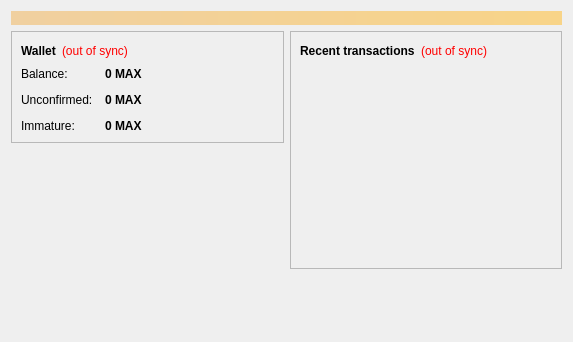
Qt form src/qt/forms/overviewpage.ui (Max-Coin/maxcoin-dev-staging) before a commit.
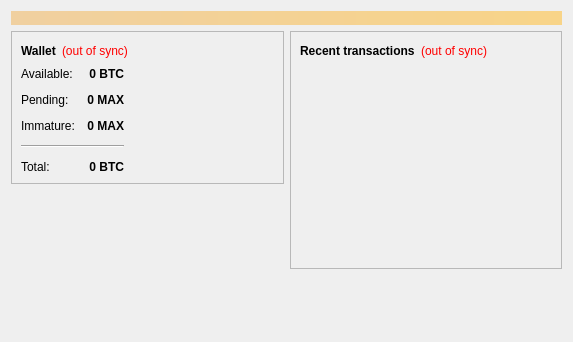
The same form after that commit.

Patch:
```diff
--- a/src/qt/forms/overviewpage.ui
+++ b/src/qt/forms/overviewpage.ui
@@ -90,6 +90,8 @@
            </layout>
           </item>
           <item>
+          <layout class="QHBoxLayout" name="horizontalLayout_3">
+           <item>
            <layout class="QFormLayout" name="formLayout_2">
             <property name="fieldGrowthPolicy">
              <enum>QFormLayout::AllNonFixedFieldsGrow</enum>
@@ -103,7 +105,7 @@
             <item row="0" column="0">
              <widget class="QLabel" name="label">
               <property name="text">
-               <string>Balance:</string>
+               <string>Available:</string>
               </property>
              </widget>
             </item>
@@ -122,7 +124,10 @@
                <string>Your current balance</string>
               </property>
               <property name="text">
-               <string notr="true">0 MAX</string>
+               <string notr="true">0 BTC</string>
+              </property>
+              <property name="alignment">
+               <set>Qt::AlignRight|Qt::AlignTrailing|Qt::AlignVCenter</set>
               </property>
               <property name="textInteractionFlags">
                <set>Qt::LinksAccessibleByMouse|Qt::TextSelectableByKeyboard|Qt::TextSelectableByMouse</set>
@@ -132,7 +137,7 @@
             <item row="1" column="0">
              <widget class="QLabel" name="label_3">
               <property name="text">
-               <string>Unconfirmed:</string>
+               <string>Pending:</string>
               </property>
              </widget>
             </item>
@@ -153,6 +158,9 @@
               <property name="text">
                <string notr="true">0 MAX</string>
               </property>
+              <property name="alignment">
+               <set>Qt::AlignRight|Qt::AlignTrailing|Qt::AlignVCenter</set>
+              </property>
               <property name="textInteractionFlags">
                <set>Qt::LinksAccessibleByMouse|Qt::TextSelectableByKeyboard|Qt::TextSelectableByMouse</set>
               </property>
@@ -179,10 +187,67 @@
               <property name="text">
                <string notr="true">0 MAX</string>
               </property>
+              <property name="alignment">
+               <set>Qt::AlignRight|Qt::AlignTrailing|Qt::AlignVCenter</set>
+              </property>
               <property name="textInteractionFlags">
                <set>Qt::LinksAccessibleByMouse|Qt::TextSelectableByKeyboard|Qt::TextSelectableByMouse</set>
               </property>
              </widget>
+            </item>
+            <item row="4" column="0">
+             <widget class="QLabel" name="labelTotalText">
+              <property name="text">
+               <string>Total:</string>
+              </property>
+             </widget>
+            </item>
+            <item row="4" column="1">
+             <widget class="QLabel" name="labelTotal">
+              <property name="font">
+               <font>
+                <weight>75</weight>
+                <bold>true</bold>
+               </font>
+              </property>
+              <property name="cursor">
+               <cursorShape>IBeamCursor</cursorShape>
+              </property>
+              <property name="toolTip">
+               <string>Your current total balance</string>
+              </property>
+              <property name="text">
+               <string notr="true">0 BTC</string>
+              </property>
+              <property name="alignment">
+               <set>Qt::AlignRight|Qt::AlignTrailing|Qt::AlignVCenter</set>
+              </property>
+              <property name="textInteractionFlags">
+               <set>Qt::LinksAccessibleByMouse|Qt::TextSelectableByKeyboard|Qt::TextSelectableByMouse</set>
+              </property>
+             </widget>
+            </item>
+            <item row="3" column="0" colspan="2">
+             <widget class="Line" name="line">
+              <property name="orientation">
+               <enum>Qt::Horizontal</enum>
+              </property>
+             </widget>
+            </item>
+           </layout>
+          </item>
+            <item>
+             <spacer name="horizontalSpacer_3">
+              <property name="orientation">
+               <enum>Qt::Horizontal</enum>
+              </property>
+              <property name="sizeHint" stdset="0">
+               <size>
+                <width>40</width>
+                <height>20</height>
+               </size>
+              </property>
+             </spacer>
             </item>
            </layout>
           </item>
```
Left out of the diff: 8 changed lines with no effect on the pictures.
